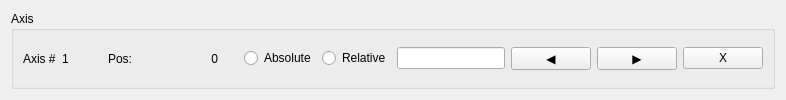
Above: src/app/axiscontrollwidget/AxisControlWidget.ui from changhui-pal/QtKohzuController before the change. Below: the same form after it.
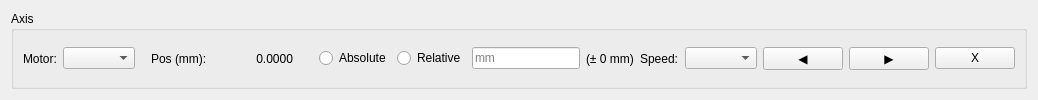
That is the form after the change.

Patch:
```diff
--- a/src/app/axiscontrollwidget/AxisControlWidget.ui
+++ b/src/app/axiscontrollwidget/AxisControlWidget.ui
@@ -2,7 +2,7 @@
 <ui version="4.0">
  <class>AxisControlWidget</class>
  <widget class="QWidget" name="AxisControlWidget">
-  <layout class="QHBoxLayout" name="horizontalLayout">
+  <layout class="QHBoxLayout" name="horizontalLayout" stretch="1">
    <item>
     <widget class="QGroupBox" name="container">
      <property name="title">
@@ -12,22 +12,12 @@
       <item>
        <widget class="QLabel" name="label">
         <property name="text">
-         <string>Axis #</string>
+         <string>Motor:</string>
         </property>
        </widget>
       </item>
       <item>
-       <widget class="QLabel" name="axisNumberLabel">
-        <property name="minimumSize">
-         <size>
-          <width>20</width>
-          <height>0</height>
-         </size>
-        </property>
-        <property name="text">
-         <string>1</string>
-        </property>
-       </widget>
+       <widget class="QComboBox" name="motorComboBox"/>
       </item>
       <item>
        <spacer name="horizontalSpacer_2">
@@ -39,7 +29,7 @@
         </property>
         <property name="sizeHint" stdset="0">
          <size>
-          <width>20</width>
+          <width>10</width>
           <height>20</height>
          </size>
         </property>
@@ -48,7 +38,7 @@
       <item>
        <widget class="QLabel" name="label_2">
         <property name="text">
-         <string>Pos:</string>
+         <string>Pos (mm):</string>
         </property>
        </widget>
       </item>
@@ -61,7 +51,7 @@
          </size>
         </property>
         <property name="text">
-         <string>0</string>
+         <string>0.0000</string>
         </property>
         <property name="alignment">
          <set>Qt::AlignRight|Qt::AlignTrailing|Qt::AlignVCenter</set>
@@ -99,7 +89,28 @@
        </widget>
       </item>
       <item>
-       <widget class="QLineEdit" name="valueLineEdit"/>
+       <widget class="QLineEdit" name="valueLineEdit">
+        <property name="placeholderText">
+         <string>mm</string>
+        </property>
+       </widget>
+      </item>
+      <item>
+       <widget class="QLabel" name="rangeLabel">
+        <property name="text">
+         <string>(± 0 mm)</string>
+        </property>
+       </widget>
+      </item>
+      <item>
+       <widget class="QLabel" name="label_4">
+        <property name="text">
+         <string>Speed:</string>
+        </property>
+       </widget>
+      </item>
+      <item>
+       <widget class="QComboBox" name="speedComboBox"/>
       </item>
       <item>
        <widget class="QPushButton" name="ccwButton">
```
Left out of the diff: 2 changed lines with no effect on the pictures.
